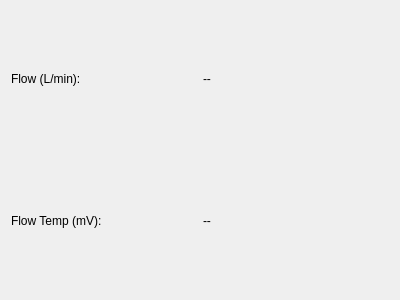
This is reactorgui/uiReactorViewWidget.ui in daharkan/ModularReactionPackage as Qt 5 draws it before an edit. The edited form follows.
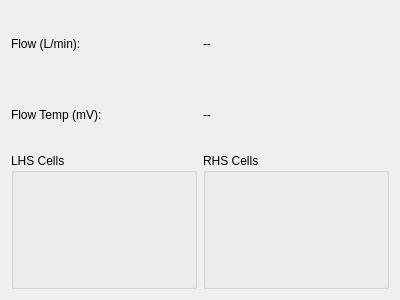
This is the edited form.

The edit to the form file:
```diff
--- a/reactorgui/uiReactorViewWidget.ui
+++ b/reactorgui/uiReactorViewWidget.ui
@@ -63,6 +63,26 @@
      </item>
     </layout>
    </item>
+   <item row="1" column="0">
+    <layout class="QHBoxLayout" name="cellsLayout">
+     <item>
+      <widget class="QGroupBox" name="lhsGroupBox">
+       <property name="title">
+        <string>LHS Cells</string>
+       </property>
+       <layout class="QVBoxLayout" name="lhsCellsLayout"/>
+      </widget>
+     </item>
+     <item>
+      <widget class="QGroupBox" name="rhsGroupBox">
+       <property name="title">
+        <string>RHS Cells</string>
+       </property>
+       <layout class="QVBoxLayout" name="rhsCellsLayout"/>
+      </widget>
+     </item>
+    </layout>
+   </item>
   </layout>
  </widget>
  <resources/>
```
